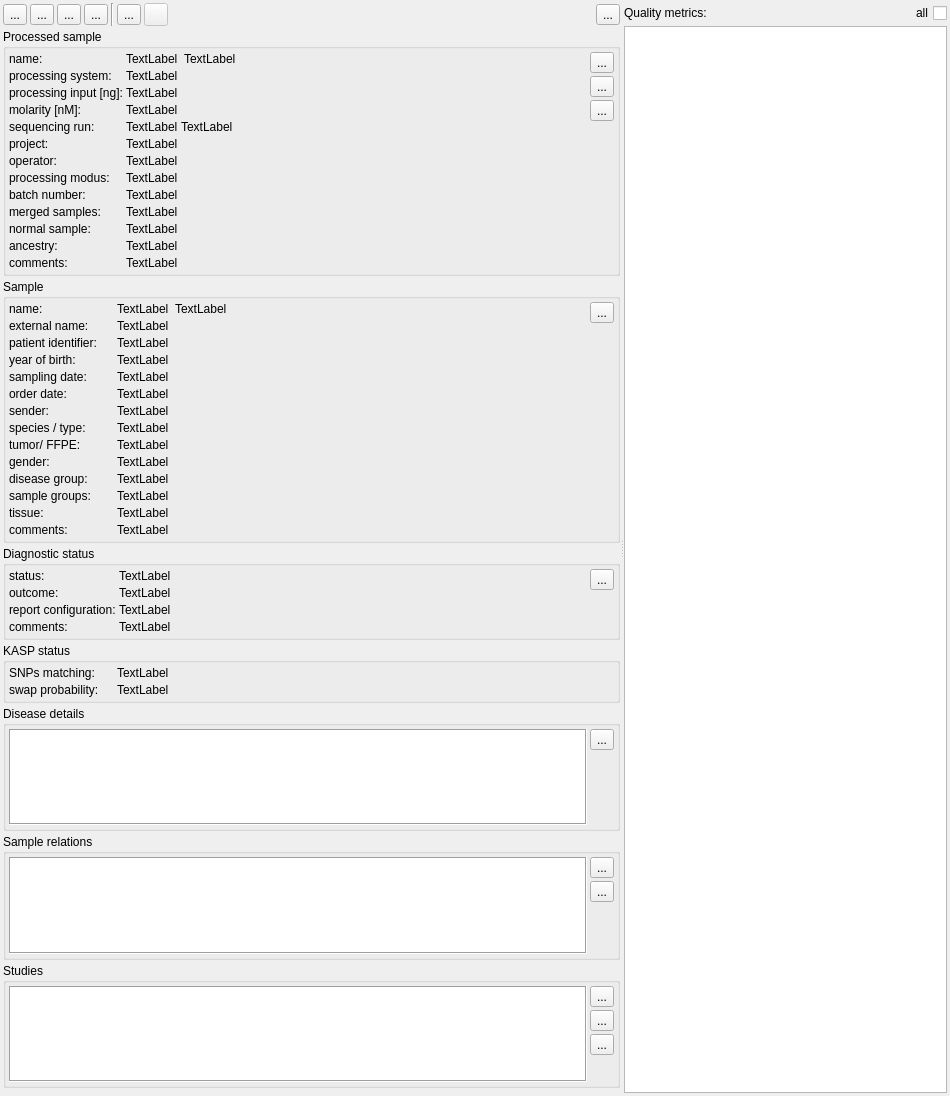
First picture: the form in src/GSvar/ProcessedSampleWidget.ui, repository imgag/ngs-bits, before the edit.
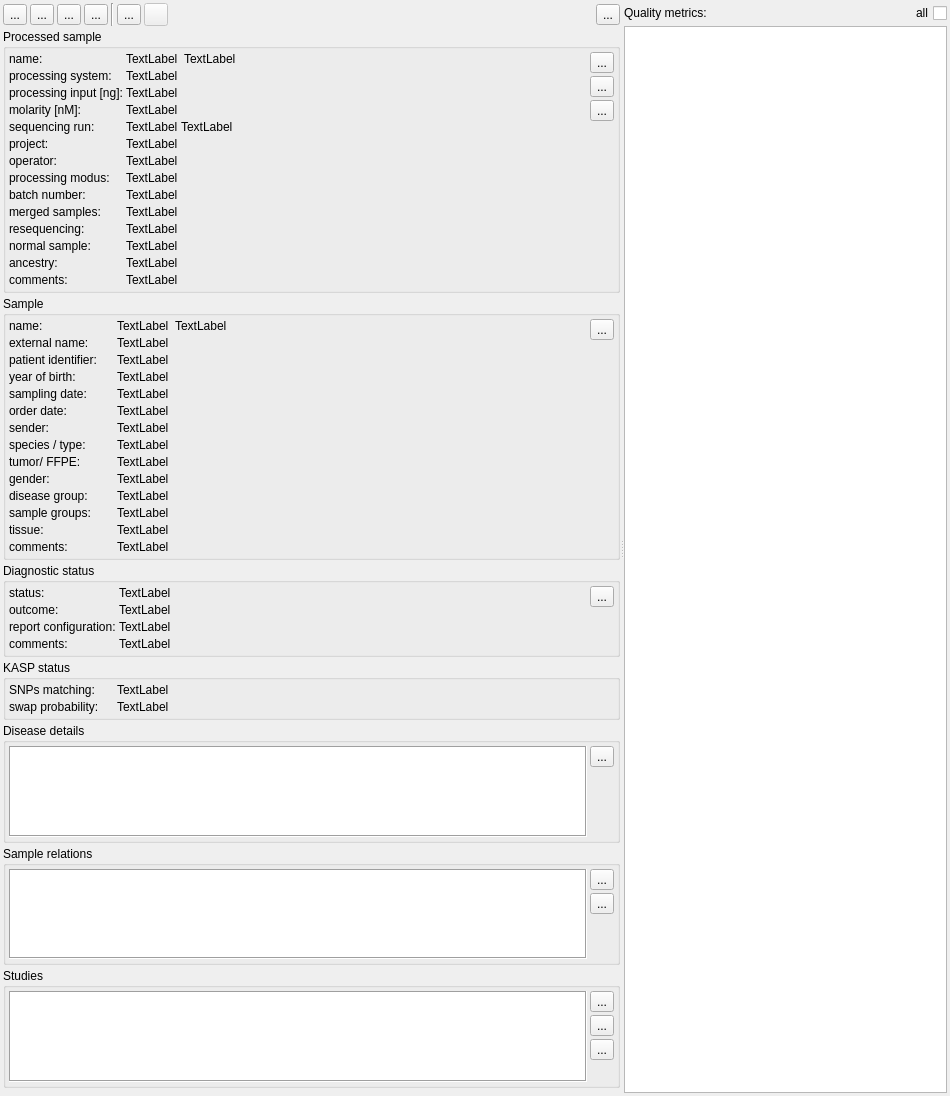
Second picture: the form after the edit. Icons and pictures are not drawn. Custom widgets are drawn as their Qt base class.

Commit message:
src/GSvar/MainWindow.cpp: added check for samples which are scheduled for resequencing
src/GSvar/ProcessedSampleWidget.*: added field for resequencing

src/GSvar/SampleSearchWidget.*: added option to show samples scheduled for resequencing

src/GSvar/SequencingRunWidget.*: added option to schedule samples for resequencing

src/cppNGSD/NGSD.*: added support for new resequencing column

src/cppNGSD/resources/NGSD_schema.sql: added new column to mark samples which should be resequenced

Diff of the .ui file:
```diff
--- a/src/GSvar/ProcessedSampleWidget.ui
+++ b/src/GSvar/ProcessedSampleWidget.ui
@@ -401,7 +401,7 @@
               </property>
              </widget>
             </item>
-            <item row="10" column="0">
+            <item row="11" column="0">
              <widget class="QLabel" name="label_24">
               <property name="toolTip">
                <string>Normal sample associated to a tumor sample for pair analysis.</string>
@@ -411,7 +411,7 @@
               </property>
              </widget>
             </item>
-            <item row="10" column="1">
+            <item row="11" column="1">
              <widget class="QLabel" name="normal_sample">
               <property name="text">
                <string>TextLabel</string>
@@ -421,7 +421,7 @@
               </property>
              </widget>
             </item>
-            <item row="11" column="0">
+            <item row="12" column="0">
              <widget class="QLabel" name="label_16">
               <property name="toolTip">
                <string>&lt;html&gt;&lt;head/&gt;&lt;body&gt;&lt;p&gt;Ancestry estimated from variant data using the ngs-bits SampleAncestry tool.&lt;/p&gt;&lt;/body&gt;&lt;/html&gt;</string>
@@ -431,14 +431,14 @@
               </property>
              </widget>
             </item>
-            <item row="11" column="1">
+            <item row="12" column="1">
              <widget class="QLabel" name="ancestry">
               <property name="text">
                <string>TextLabel</string>
               </property>
              </widget>
             </item>
-            <item row="12" column="0">
+            <item row="14" column="0">
              <widget class="QLabel" name="label_10">
               <property name="text">
                <string>comments:</string>
@@ -448,7 +448,7 @@
               </property>
              </widget>
             </item>
-            <item row="12" column="1">
+            <item row="14" column="1">
              <widget class="QLabel" name="comments_processed_sample">
               <property name="minimumSize">
                <size>
@@ -502,6 +502,23 @@
               </property>
              </widget>
             </item>
+            <item row="10" column="0">
+             <widget class="QLabel" name="label_35">
+              <property name="toolTip">
+               <string>Determines if processed sample is scheduled for resequencing.</string>
+              </property>
+              <property name="text">
+               <string>resequencing:</string>
+              </property>
+             </widget>
+            </item>
+            <item row="10" column="1">
+             <widget class="QLabel" name="sequencing">
+              <property name="text">
+               <string>TextLabel</string>
+              </property>
+             </widget>
+            </item>
            </layout>
           </item>
           <item>
```
The commit also changes 9 other files.
